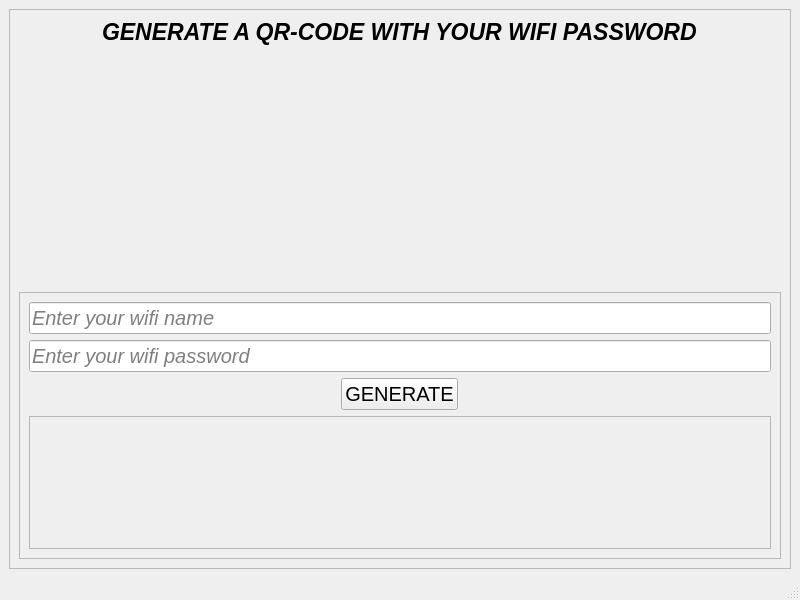
Above: UI/qrCodeUI.ui from joresse12/qr-generator.github.io before the change. Below: the same form after it.
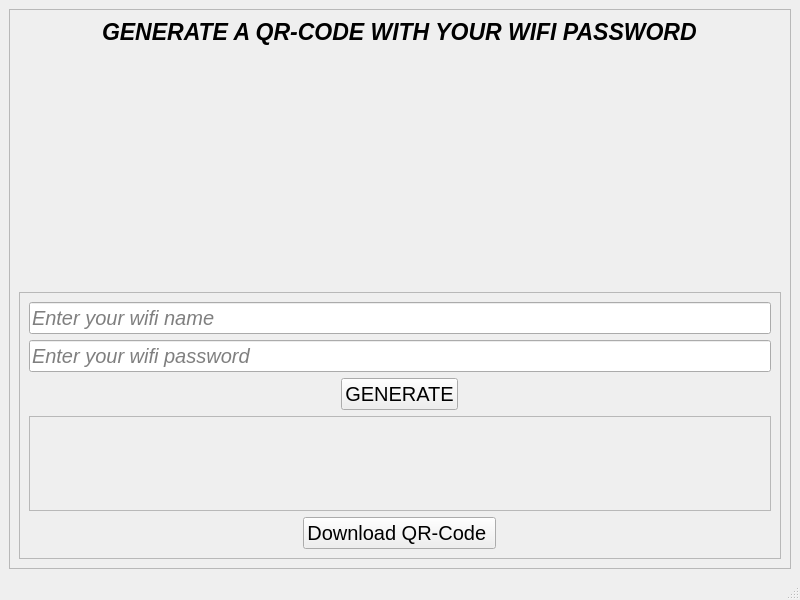
That is the form after the change.

Commit message: update download button

```diff
--- a/UI/qrCodeUI.ui
+++ b/UI/qrCodeUI.ui
@@ -137,6 +137,13 @@
             </layout>
            </widget>
           </item>
+          <item alignment="Qt::AlignHCenter">
+           <widget class="QPushButton" name="download_btn">
+            <property name="text">
+             <string>Download QR-Code </string>
+            </property>
+           </widget>
+          </item>
          </layout>
         </widget>
        </item>
```
The commit also changes 3 other files.
